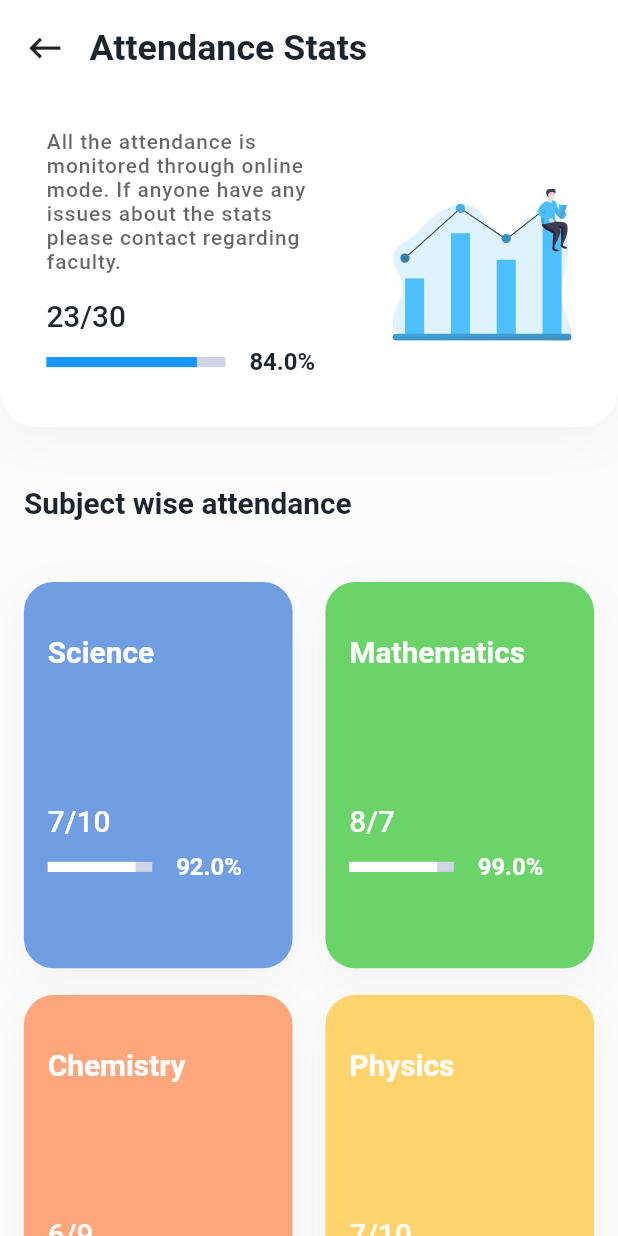
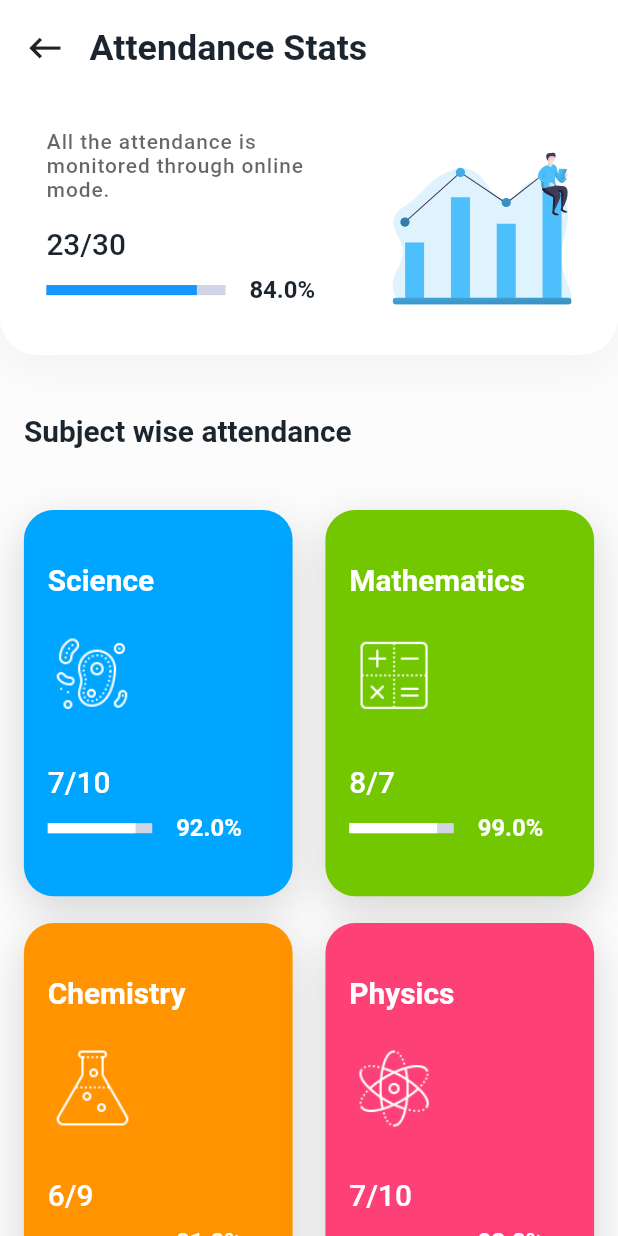
Before and after one commit to dscvitpune/school-app, a Flutter app: the App screen opened by its route, after a tap on "Attendance", on a phone screen of 412 x 824 dp. Run offline on Flutter 3.47's test engine with Material 2 defaults, Android fonts, the phone set to English and light mode, and no system bars; our stand-ins replace flutter_screenutil, flutter_svg, syncfusion_flutter_calendar, syncfusion_flutter_charts.

Commit message:
Attendance screen enhanced and some color are changed.

```diff
--- a/lib/screens/app/App.dart
+++ b/lib/screens/app/App.dart
@@ -72,12 +72,12 @@ class _AppState extends State<App> {
                   activeIcon: Icon(
                     Icons.widgets,
                     size: 28.h,
-                    color: primaryColorDark,
+                    color: blue,
                   ),
                   title: Text(
                     "Dashboard",
                     style: TextStyle(
-                      color: primaryColorDark,
+                      color: blue,
                     ),
                   ),
                   icon: Icon(
@@ -88,12 +88,12 @@ class _AppState extends State<App> {
                   activeIcon: Icon(
                     Icons.class_,
                     size: 28.h,
-                    color: course_card_green,
+                    color: green,
                   ),
                   title: Text(
                     "Classes",
                     style: TextStyle(
-                      color: course_card_green,
+                      color: green,
                     ),
                   ),
                   icon: Icon(
@@ -104,12 +104,12 @@ class _AppState extends State<App> {
                   activeIcon: Icon(
                     Icons.assignment,
                     size: 28.h,
-                    color: course_card_orange,
+                    color: orange,
                   ),
                   title: Text(
                     "Academics",
                     style: TextStyle(
-                      color: course_card_orange,
+                      color: orange,
                     ),
                   ),
                   icon: Icon(
--- a/lib/screens/app/AttendanceScreen.dart
+++ b/lib/screens/app/AttendanceScreen.dart
@@ -75,7 +75,7 @@ class AttendanceScreen extends StatelessWidget {
                               Container(
                                 width: 200.w,
                                 child: Text(
-                                  "All the attendance is monitored through online mode. If anyone have any issues about the stats please contact regarding faculty.",
+                                  "All the attendance is monitored through online mode.",
                                   style: Theme.of(context)
                                       .textTheme
                                       .subtitle2
@@ -176,14 +176,24 @@ class AttendanceScreen extends StatelessWidget {
                                   title: "Science",
                                   subtitle: "7/10",
                                   progressValue: 0.92,
-                                  backgroundColor: course_card_blue,
+                                  backgroundColor: blue,
+                                  icon: Image.asset(
+                                    "assets/images/subject_science_icon.png",
+                                    width: 60.w,
+                                    height: 60.h,
+                                  ),
                                 ),
                                 Spacer(),
                                 SubjectCard(
                                   title: "Mathematics",
                                   subtitle: "8/7",
                                   progressValue: 0.99,
-                                  backgroundColor: course_card_green,
+                                  backgroundColor: green,
+                                  icon: Image.asset(
+                                    "assets/images/subject_maths_icon.png",
+                                    width: 60.w,
+                                    height: 60.h,
+                                  ),
                                 ),
                               ],
                             ),
@@ -196,19 +206,30 @@ class AttendanceScreen extends StatelessWidget {
                                   title: "Chemistry",
                                   subtitle: "6/9",
                                   progressValue: 0.91,
-                                  backgroundColor: course_card_orange,
+                                  backgroundColor: orange,
+                                  icon: Image.asset(
+                                    "assets/images/subject_chemistry_icon.png",
+                                    width: 60.w,
+                                    height: 60.h,
+                                  ),
                                 ),
                                 Spacer(),
                                 SubjectCard(
                                   title: "Physics",
                                   subtitle: "7/10",
                                   progressValue: 0.92,
-                                  backgroundColor: course_card_yellow,
+                                  backgroundColor: pink,
+                                  icon: Image.asset(
+                                    "assets/images/subject_physics_icon.png",
+                                    width: 60.w,
+                                    height: 60.h,
+                                  ),
                                 ),
                               ],
                             )
                           ],
-                        )
+                        ),
+                        SizedBox(height: spaceM),
                       ],
                     ),
                   ),
--- a/lib/screens/app/widgets/SubjectCard.dart
+++ b/lib/screens/app/widgets/SubjectCard.dart
@@ -6,13 +6,14 @@ class SubjectCard extends StatelessWidget {
   final String title, subtitle;
   final double progressValue;
   final Color backgroundColor;
-
+  final Widget icon;
   const SubjectCard(
       {Key key,
       this.title,
       this.subtitle,
       this.progressValue,
-      this.backgroundColor})
+      this.backgroundColor,
+      this.icon})
       : super(key: key);
 
   @override
@@ -27,7 +28,7 @@ class SubjectCard extends StatelessWidget {
         ),
         boxShadow: [
           BoxShadow(
-            color: darkBlack.withOpacity(0.04),
+            color: darkBlack.withOpacity(0.15),
             spreadRadius: 0,
             blurRadius: 24,
             offset: Offset(0, 8.h),
@@ -55,6 +56,7 @@ class SubjectCard extends StatelessWidget {
                   ),
             ),
             SizedBox(height: spaceM.h),
+            icon ?? Container(),
             Spacer(),
             Text(
               subtitle,
@@ -92,7 +94,7 @@ class SubjectCard extends StatelessWidget {
               ],
             ),
             SizedBox(
-              height: spaceM.h * 2.h,
+              height: spaceM.h,
             ),
           ],
         ),
--- a/lib/utils/constant.dart
+++ b/lib/utils/constant.dart
@@ -11,6 +11,12 @@ const Color darkBlack = Color(0xFF000000);
 const Color grey = Color(0xFFAEB1B8);
 const Color lightGrey = Color(0xFFCFD4E6);
 const Color googleColor = Color(0xFF1A73E8);
+
+const Color green = Color(0xFF73C700);
+const Color purple = Color(0xFFA237F3);
+const Color blue = Color(0xFF00A5FF);
+const Color pink = Color(0xFFFD4176);
+const Color orange = Color(0xFFFF9300);
 
 const double spaceS = 8.0;
 const double spaceM = 16.0;
```
Also changed, not shown: assets/images/subject_chemistry_icon.png (added), assets/images/subject_maths_icon.png (added), assets/images/subject_physics_icon.png (added), assets/images/subject_science_icon.png (added).
